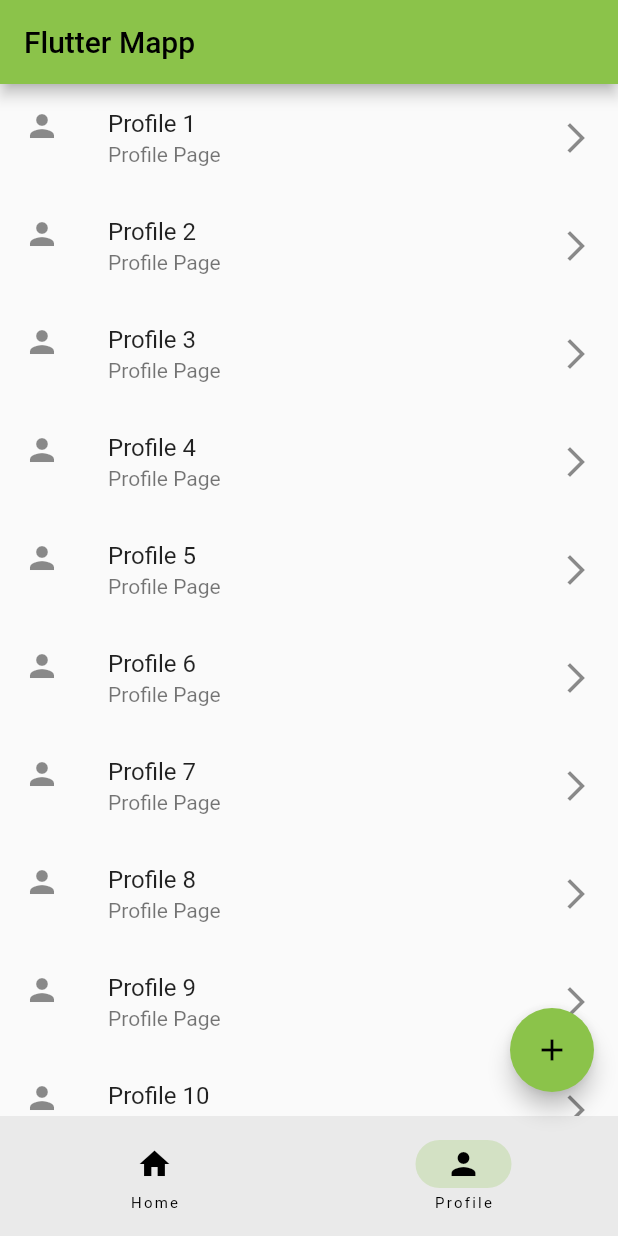
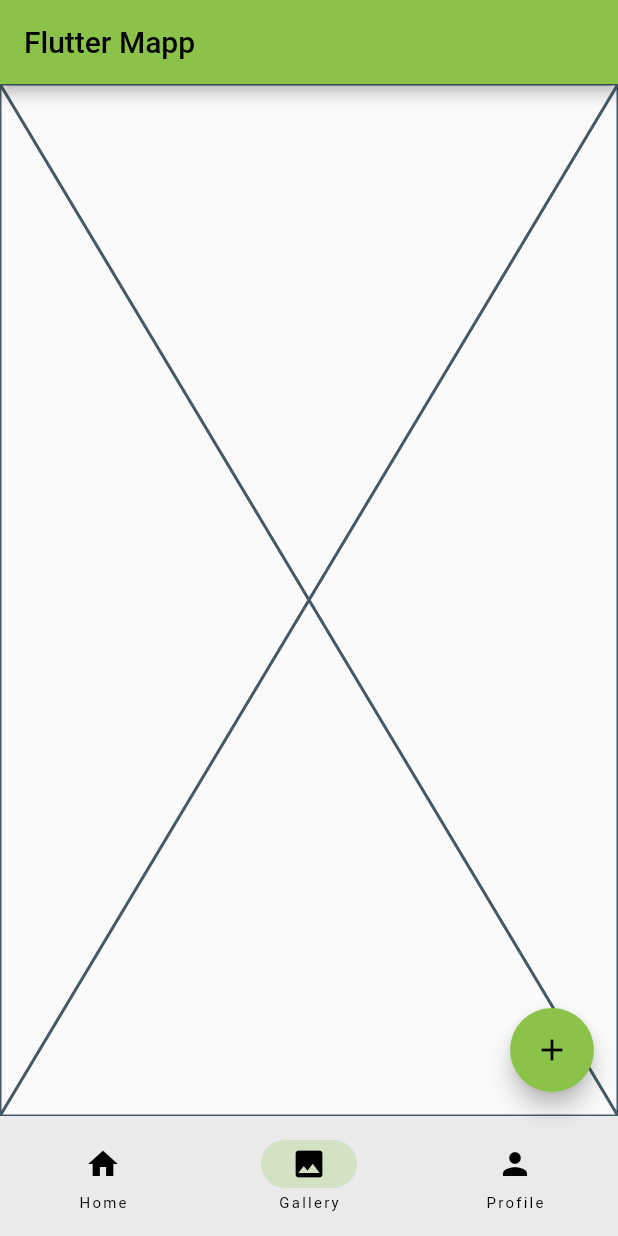
Before and after one commit to gogamid/flutter-mapp-1h, a Flutter app: the screen it shows after launch, item 2 of the bottom bar chosen, on a phone screen of 412 x 824 dp. Run offline on Flutter 3.47's test engine with Material 2 defaults, Android fonts, the phone set to English and light mode, and no system bars.

Commit message:
feat: add gallery page to navigation destination

```diff
--- /dev/null
+++ b/lib/gallery_page.dart
@@ -0,0 +1,10 @@
+import 'package:flutter/material.dart';
+
+class GalleryPage extends StatelessWidget {
+  const GalleryPage({Key? key}) : super(key: key);
+
+  @override
+  Widget build(BuildContext context) {
+    return const Placeholder();
+  }
+}
--- a/lib/main.dart
+++ b/lib/main.dart
@@ -1,4 +1,5 @@
 import 'package:flutter/material.dart';
+import 'package:flutter_mapp_1h_project/gallery_page.dart';
 import 'package:flutter_mapp_1h_project/home_page.dart';
 import 'package:flutter_mapp_1h_project/profile_page.dart';
 
@@ -30,6 +31,7 @@ class _RootPageState extends State<RootPage> {
   int currentPage = 0;
   List<Widget> pages = const <Widget>[
     HomePage(),
+    GalleryPage(),
     ProfilePage(),
   ];
 
@@ -49,6 +51,7 @@ class _RootPageState extends State<RootPage> {
       bottomNavigationBar: NavigationBar(
         destinations: const [
           NavigationDestination(icon: Icon(Icons.home), label: 'Home'),
+          NavigationDestination(icon: Icon(Icons.photo), label: 'Gallery'),
           NavigationDestination(icon: Icon(Icons.person), label: 'Profile'),
         ],
         onDestinationSelected: (int index) {
```
